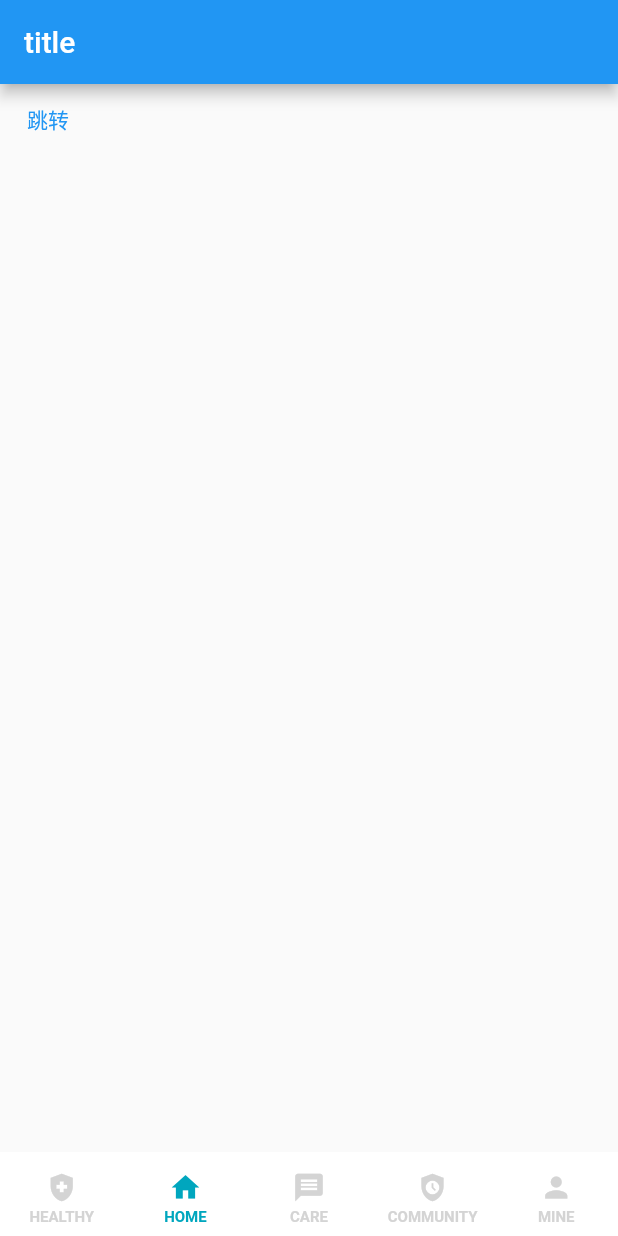
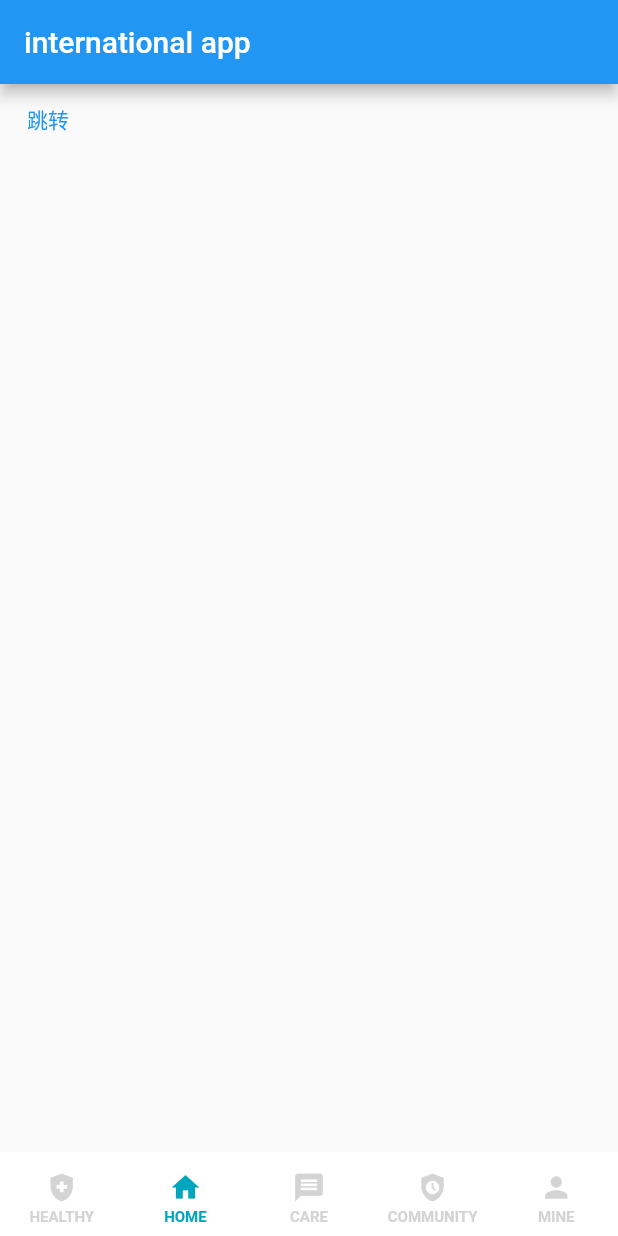
Before and after one commit to a87835546/video, a Flutter app: the screen it shows after launch, on a phone screen of 412 x 824 dp. Run offline on Flutter 3.47's test engine with Material 2 defaults, Android fonts, the phone set to English and light mode, and no system bars; our stand-ins replace flutter_easyloading.

Commit message:
add 多语言

```diff
--- a/lib/home.dart
+++ b/lib/home.dart
@@ -1,10 +1,6 @@
-import 'package:easy_localization/easy_localization.dart';
-import 'package:flutter/cupertino.dart';
 import 'package:flutter/material.dart';
-import 'package:persistent_bottom_nav_bar_v2/persistent-tab-view.dart';
 
-import 'mine.dart';
-
+import 'generated/l10n.dart';
 class HomePage extends StatefulWidget {
   const HomePage({super.key});
 
@@ -19,7 +15,7 @@ class _HomePageState extends State<HomePage>{
   @override
   Widget build(BuildContext context) {
     return Scaffold(
-      appBar: AppBar(title: const Text('title').tr(),),
+      appBar: AppBar(title: Text( S.of(context).title??'title'),),
       body: Container(
         child: TextButton(onPressed: (){
 
--- a/lib/main.dart
+++ b/lib/main.dart
@@ -1,24 +1,15 @@
-import 'package:easy_localization/easy_localization.dart';
 import 'package:flutter/material.dart';
 import 'package:flutter_easyloading/flutter_easyloading.dart';
+import 'package:flutter_localizations/flutter_localizations.dart';
 import 'package:pets_care/tabbar.dart';
+
+import 'generated/l10n.dart';
 
 
 
 void main() async{
   WidgetsFlutterBinding.ensureInitialized();
-  await EasyLocalization.ensureInitialized();
-  runApp(EasyLocalization(
-    supportedLocales: const [
-      Locale('en', 'US'),
-      Locale('zh', 'CN'),
-      Locale('de', 'DE'),
-      Locale('ru', 'RU')
-    ],
-    path: 'resources/language/',
-    fallbackLocale: const Locale('en', 'US'),
-    child: const MyApp(),
-  ));
+  runApp(const MyApp());
 }
 
 class MyApp extends StatelessWidget {
@@ -26,10 +17,18 @@ class MyApp extends StatelessWidget {
   @override
   Widget build(BuildContext context) {
     return MaterialApp(
-      title: 'PetsCare',
-      localizationsDelegates: context.localizationDelegates,
-      supportedLocales: context.supportedLocales,
-      locale: context.locale,
+      title:'PetsCare',
+      localizationsDelegates: const [
+          AppLocalizationDelegate(),
+          GlobalMaterialLocalizations.delegate,
+          GlobalCupertinoLocalizations.delegate,
+          GlobalWidgetsLocalizations.delegate
+      ],
+      supportedLocales: const [
+         Locale('en', 'US'), // 美国英语
+         Locale('zh', 'CN'), // 中文简体
+      ],
+      locale: const Locale("zh_CN"),
       debugShowCheckedModeBanner: false,
       theme: ThemeData(primarySwatch: Colors.blue),
       home: const CustomBottomNavigationBar(),// SignInPage(),
--- a/lib/resources/language/en-US.yaml
+++ /dev/null
@@ -1 +0,0 @@
-title : home
--- a/lib/resources/language/zh-CN.yaml
+++ /dev/null
@@ -1 +0,0 @@
-title: 首页
```
Also changed, not shown: lib/l10n/intl_en.arb (added, +21 -0 lines), lib/l10n/intl_en_US.arb (added, +21 -0 lines), lib/l10n/intl_zh_CN.arb (added, +21 -0 lines), pubspec.yaml (+7 -6 lines), lib/generated/intl/messages_all.dart (added), lib/generated/intl/messages_en.dart (added), lib/generated/intl/messages_en_US.dart (added), lib/generated/intl/messages_zh_CN.dart (added), lib/generated/l10n.dart (added), pubspec.lock, 3 other files.
